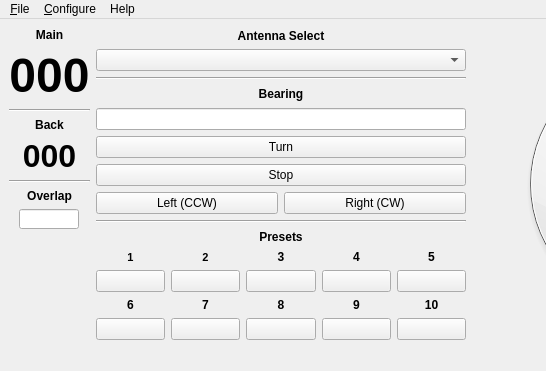
zsteva/backup-minos2, file mqt/MqtRotator/rotatormainwindow.ui: the form before one commit; both pictures show x 0 to 546 and y 0 to 371 of the 850 by 371 pixel window.
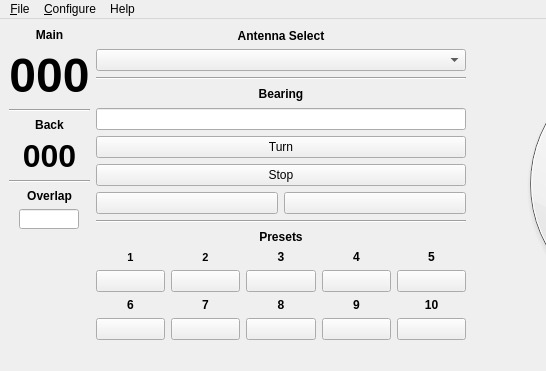
The form after the commit. Custom widgets are drawn as their Qt base class.

Commit message: changed the rot_left and rot_right text to show on or OFF also added Logger and Local to MainWindow title

Diff of the .ui file:
```diff
--- a/mqt/MqtRotator/rotatormainwindow.ui
+++ b/mqt/MqtRotator/rotatormainwindow.ui
@@ -248,7 +248,7 @@
           <item>
            <widget class="QPushButton" name="rot_left_button">
             <property name="text">
-             <string>Left (CCW)</string>
+             <string/>
             </property>
             <property name="checkable">
              <bool>false</bool>
@@ -258,7 +258,7 @@
           <item>
            <widget class="QPushButton" name="rot_right_button">
             <property name="text">
-             <string>Right (CW)</string>
+             <string/>
             </property>
             <property name="checkable">
              <bool>false</bool>
```
The commit also changes 2 other files.
